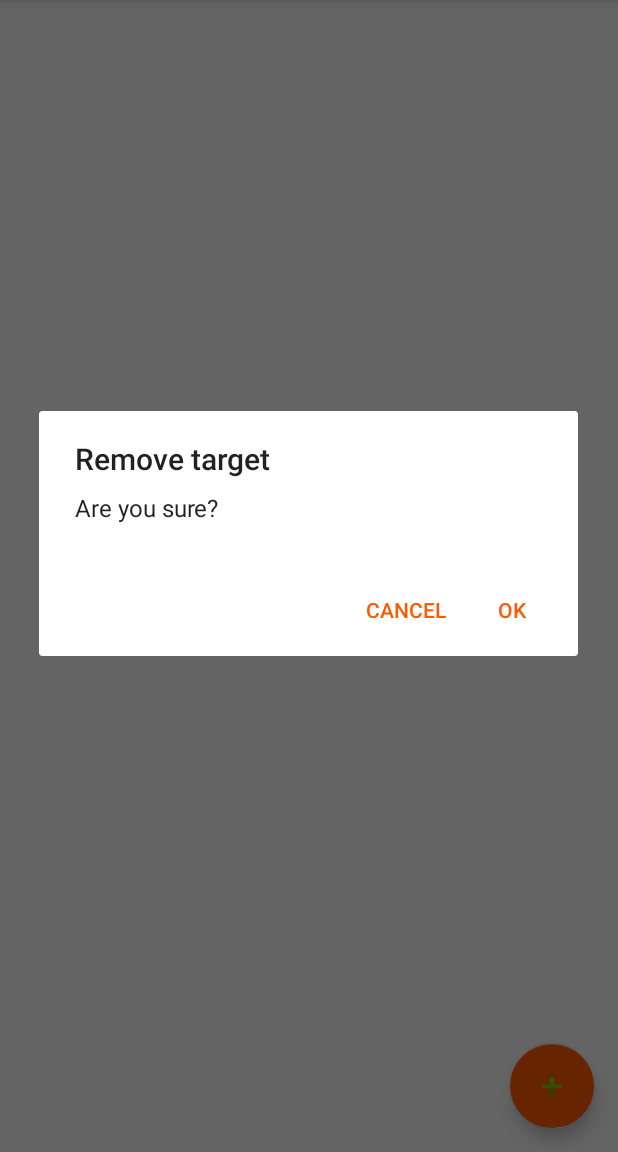
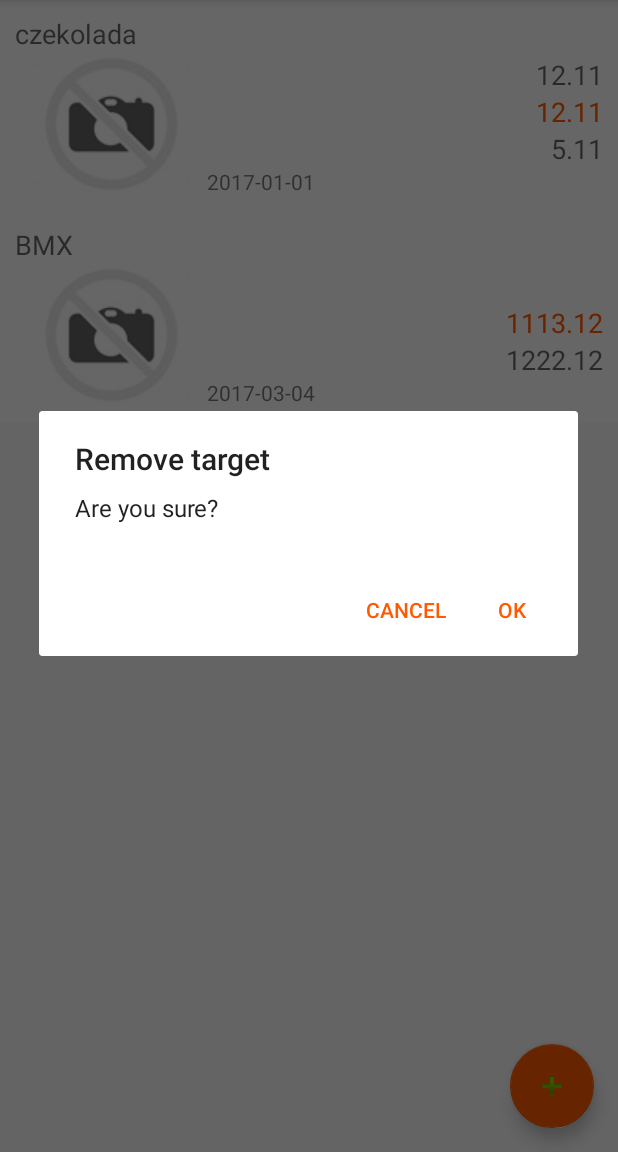
Before and after one commit to sebastiansokolowski/AuctionHunter---Allegro, an Android app: the screen it shows after launch (MainActivity), in the options menu, after a tap on "Remove", on a phone screen of 412 x 824 dp, the part 84-1236 px from its top. Run offline under Robolectric (Android 15) with nearby library versions, the phone set to English and light mode, and no system bars; our stand-ins replace Picasso; pictures from the network do not load.

Commit message:
Implement the main target list adapter. Add swipe item list to remove.

```diff
--- a/app/build.gradle
+++ b/app/build.gradle
@@ -43,6 +43,7 @@ dependencies {
     androidTestCompile('com.android.support.test.espresso:espresso-core:2.2.2', {
         exclude group: 'com.android.support', module: 'support-annotations'
     })
+    compile 'com.squareup.picasso:picasso:2.5.2'
     compile 'com.android.support:appcompat-v7:25.1.1'
     compile 'com.android.support:design:25.1.1'
     compile 'com.android.support.constraint:constraint-layout:1.0.0-beta5'
--- a/app/src/main/java/com/sebastian/sokolowski/auctionhunter/database/entity/Target.java
+++ b/app/src/main/java/com/sebastian/sokolowski/auctionhunter/database/entity/Target.java
@@ -1,4 +1,7 @@
 package com.sebastian.sokolowski.auctionhunter.database.entity;
+
+import java.util.ArrayList;
+import java.util.List;
 
 /**
  * Created by Sebastain Sokołowski on 23.02.17.
@@ -7,7 +10,15 @@ package com.sebastian.sokolowski.auctionhunter.database.entity;
 public class Target {
     private String drawerName;
     private Integer countAll;
-    private Integer countNow;
+    private List<TargetItem> targetItemList = new ArrayList<>();
+
+    public List<TargetItem> getTargetItemList() {
+        return targetItemList;
+    }
+
+    public void setTargetItemList(List<TargetItem> targetItemList) {
+        this.targetItemList = targetItemList;
+    }
 
     public String getDrawerName() {
         return drawerName;
@@ -26,10 +37,6 @@ public class Target {
     }
 
     public Integer getCountNow() {
-        return countNow;
-    }
-
-    public void setCountNow(Integer countNow) {
-        this.countNow = countNow;
+        return targetItemList.size();
     }
 }
--- /dev/null
+++ b/app/src/main/java/com/sebastian/sokolowski/auctionhunter/database/entity/TargetItem.java
@@ -0,0 +1,82 @@
+package com.sebastian.sokolowski.auctionhunter.database.entity;
+
+/**
+ * Created by Sebastian Sokołowski on 01.03.17.
+ */
+
+public class TargetItem {
+    public enum Offertype {BUY_NOW, AUCTION, BOTH}
+
+    private Offertype offertype;
+    private String url;
+    private String name;
+    private String imageUrl;
+    private String price;
+    private String priceFull;
+    private String priceBid;
+    private String when;
+
+    public Offertype getOffertype() {
+        return offertype;
+    }
+
+    public void setOffertype(Offertype offertype) {
+        this.offertype = offertype;
+    }
+
+    public String getUrl() {
+        return url;
+    }
+
+    public void setUrl(String url) {
+        this.url = url;
+    }
+
+    public String getName() {
+        return name;
+    }
+
+    public void setName(String name) {
+        this.name = name;
+    }
+
+    public String getImageUrl() {
+        return imageUrl;
+    }
+
+    public void setImageUrl(String imageUrl) {
+        this.imageUrl = imageUrl;
+    }
+
+    public String getPrice() {
+        return price;
+    }
+
+    public void setPrice(String price) {
+        this.price = price;
+    }
+
+    public String getPriceFull() {
+        return priceFull;
+    }
+
+    public void setPriceFull(String priceFull) {
+        this.priceFull = priceFull;
+    }
+
+    public String getPriceBid() {
+        return priceBid;
+    }
+
+    public void setPriceBid(String priceBid) {
+        this.priceBid = priceBid;
+    }
+
+    public String getWhen() {
+        return when;
+    }
+
+    public void setWhen(String when) {
+        this.when = when;
+    }
+}
--- a/app/src/main/java/com/sebastian/sokolowski/auctionhunter/main/MainActivity.java
+++ b/app/src/main/java/com/sebastian/sokolowski/auctionhunter/main/MainActivity.java
@@ -8,6 +8,8 @@ import android.support.v4.view.GravityCompat;
 import android.support.v4.widget.DrawerLayout;
 import android.support.v7.app.ActionBarDrawerToggle;
 import android.support.v7.app.AppCompatActivity;
+import android.support.v7.widget.LinearLayoutManager;
+import android.support.v7.widget.RecyclerView;
 import android.support.v7.widget.Toolbar;
 import android.view.Menu;
 import android.view.MenuItem;
@@ -16,12 +18,16 @@ import android.widget.ListView;
 
 import com.sebastian.sokolowski.auctionhunter.R;
 import com.sebastian.sokolowski.auctionhunter.database.entity.Target;
+import com.sebastian.sokolowski.auctionhunter.database.entity.TargetItem;
 import com.sebastian.sokolowski.auctionhunter.main.adapter.DrawerAdapter;
+import com.sebastian.sokolowski.auctionhunter.main.adapter.MainAdapter;
+import com.sebastian.sokolowski.auctionhunter.main.views.SliderRecyclerView;
 import com.sebastian.sokolowski.auctionhunter.newTarget.NewTargetActivity;
 import com.sebastian.sokolowski.auctionhunter.soap.request.SortOrderEnum;
 import com.sebastian.sokolowski.auctionhunter.soap.request.SortTypeEnum;
 import com.sebastian.sokolowski.auctionhunter.utils.DialogHelper;
 
+import java.util.ArrayList;
 import java.util.List;
 
 import static android.content.DialogInterface.BUTTON_NEGATIVE;
@@ -31,6 +37,7 @@ public class MainActivity extends AppCompatActivity implements MainContract.View
 
     private MainPresenter mMainPresenter;
     private ListView mDrawerList;
+    private SliderRecyclerView mTargetList;
 
     @Override
     protected void onCreate(Bundle savedInstanceState) {
@@ -46,6 +53,10 @@ public class MainActivity extends AppCompatActivity implements MainContract.View
                 mMainPresenter.addNewTarget();
             }
         });
+
+        mTargetList = (SliderRecyclerView) findViewById(R.id.rv_target_list);
+        mTargetList.setAdapter(new MainAdapter(this, new ArrayList<TargetItem>()));
+        mTargetList.setLayoutManager(new LinearLayoutManager(this));
 
         mDrawerList = (ListView) findViewById(R.id.left_drawer_lv);
         mDrawerList.setAdapter(new DrawerAdapter(this, mMainPresenter));
--- a/app/src/main/java/com/sebastian/sokolowski/auctionhunter/main/adapter/DrawerAdapter.java
+++ b/app/src/main/java/com/sebastian/sokolowski/auctionhunter/main/adapter/DrawerAdapter.java
@@ -28,15 +28,12 @@ public class DrawerAdapter extends BaseAdapter {
     {
         Target target1 = new Target();
         target1.setDrawerName("czekolada");
-        target1.setCountNow(1);
         target1.setCountAll(12);
         Target target2 = new Target();
         target2.setDrawerName("laptop");
-        target2.setCountNow(3);
         target2.setCountAll(41);
         Target target3 = new Target();
         target3.setDrawerName("samsung s6");
-        target3.setCountNow(11);
         target3.setCountAll(100);
 
         targetList.add(target1);
@@ -68,7 +65,7 @@ public class DrawerAdapter extends BaseAdapter {
     public View getView(int position, View convertView, ViewGroup parent) {
         if (convertView == null) {
             convertView = LayoutInflater.from(context).
-                    inflate(R.layout.drawer_target_list_item, parent, false);
+                    inflate(R.layout.list_drawer_target_item, parent, false);
         }
         Target currentItem = getItem(position);
 
--- a/app/src/main/java/com/sebastian/sokolowski/auctionhunter/main/adapter/MainAdapter.java
+++ b/app/src/main/java/com/sebastian/sokolowski/auctionhunter/main/adapter/MainAdapter.java
@@ -1,81 +1,122 @@
 package com.sebastian.sokolowski.auctionhunter.main.adapter;
 
 import android.content.Context;
+import android.support.v7.widget.RecyclerView;
 import android.view.LayoutInflater;
 import android.view.View;
 import android.view.ViewGroup;
-import android.widget.BaseAdapter;
+import android.widget.ImageView;
 import android.widget.TextView;
 
 import com.sebastian.sokolowski.auctionhunter.R;
-import com.sebastian.sokolowski.auctionhunter.database.entity.Target;
+import com.sebastian.sokolowski.auctionhunter.database.entity.TargetItem;
+import com.squareup.picasso.Picasso;
 
-import java.util.ArrayList;
 import java.util.List;
 
 /**
  * Created by Sebastain Sokołowski on 21.02.17.
  */
 
-public class MainAdapter extends BaseAdapter {
+public class MainAdapter extends RecyclerView.Adapter<MainAdapter.TargetViewHolder> {
+    private final Context context;
+    private final List<TargetItem> targetItems;
 
-    private List<Target> targetList = new ArrayList<>();
-    private Context context;
+    public MainAdapter(Context context, List<TargetItem> targetItems) {
+        this.context = context;
+        this.targetItems = targetItems;
 
-    {
-        Target target1 = new Target();
-        target1.setDrawerName("czekolada");
-        target1.setCountNow(1);
-        target1.setCountAll(12);
-        Target target2 = new Target();
-        target2.setDrawerName("laptop");
-        target2.setCountNow(3);
-        target2.setCountAll(41);
-        Target target3 = new Target();
-        target3.setDrawerName("samsung s6");
-        target3.setCountNow(11);
-        target3.setCountAll(100);
-
-        targetList.add(target1);
-        targetList.add(target2);
-        targetList.add(target3);
+        addValues();
     }
 
-    public MainAdapter(Context context) {
-        this.context = context;
+    private void addValues() {
+        TargetItem targetItem = new TargetItem();
+        targetItem.setName("czekolada");
+        targetItem.setOffertype(TargetItem.Offertype.BOTH);
+        targetItem.setPrice("12.11");
+        targetItem.setPriceBid("1.11");
+        targetItem.setPriceFull("5.11");
+        targetItem.setWhen("2017-01-01");
+
+        TargetItem targetItem2 = new TargetItem();
+        targetItem2.setName("BMX");
+        targetItem2.setOffertype(TargetItem.Offertype.BUY_NOW);
+        targetItem2.setPrice("1113.12");
+        targetItem2.setPriceFull("1222.12");
+        targetItem2.setWhen("2017-03-04");
+
+        targetItems.add(targetItem);
+        targetItems.add(targetItem2);
+
+        notifyDataSetChanged();
     }
 
     @Override
-    public int getCount() {
-        return targetList.size();
+    public TargetViewHolder onCreateViewHolder(ViewGroup parent,
+                                               int viewType) {
+        View v = LayoutInflater.from(parent.getContext())
+                .inflate(R.layout.list_target_item, parent, false);
+        TargetViewHolder vh = new TargetViewHolder(v);
+        return vh;
     }
 
     @Override
-    public Target getItem(int position) {
-        return targetList.get(position);
+    public void onBindViewHolder(TargetViewHolder holder, int position) {
+        TargetItem item = targetItems.get(position);
+
+        holder.name.setText(item.getName());
+        holder.when.setText(item.getWhen());
+        holder.priceFull.setText(item.getPriceFull());
+
+        if (item.getOffertype() == TargetItem.Offertype.BOTH ||
+                item.getOffertype() == TargetItem.Offertype.BUY_NOW) {
+            holder.price.setVisibility(View.VISIBLE);
+            holder.price.setText(item.getPrice());
+        }
+
+        if (item.getOffertype() == TargetItem.Offertype.BOTH ||
+                item.getOffertype() == TargetItem.Offertype.AUCTION) {
+            holder.priceBid.setVisibility(View.VISIBLE);
+            holder.priceBid.setText(item.getPrice());
+        }
+
+        if (item.getImageUrl() != null && !item.getImageUrl().isEmpty()) {
+            Picasso.with(context).load(item.getImageUrl()).into(holder.mItemImage);
+        }
     }
 
     @Override
-    public long getItemId(int position) {
-        return position;
+    public int getItemCount() {
+        return targetItems.size();
     }
 
-    @Override
-    public View getView(int position, View convertView, ViewGroup parent) {
-        if (convertView == null) {
-            convertView = LayoutInflater.from(context).
-                    inflate(R.layout.drawer_target_list_item, parent, false);
+    public void onItemDismiss(int position) {
+        targetItems.remove(position);
+        notifyItemRemoved(position);
+    }
+
+    public static class TargetViewHolder extends RecyclerView.ViewHolder {
+        public View background;
+        public View container;
+
+        public TextView name;
+        public TextView when;
+        public TextView priceFull;
+        public TextView price;
+        public TextView priceBid;
+        public ImageView mItemImage;
+
+        public TargetViewHolder(View view) {
+            super(view);
+            background = view.findViewById(R.id.background);
+            container = view.findViewById(R.id.container);
+
+            name = (TextView) view.findViewById(R.id.tv_item_name);
+            when = (TextView) view.findViewById(R.id.tv_item_when);
+            priceFull = (TextView) view.findViewById(R.id.tv_item_price_full);
+            price = (TextView) view.findViewById(R.id.tv_item_price);
+            priceBid = (TextView) view.findViewById(R.id.tv_item_price_bid);
+            mItemImage = (ImageView) view.findViewById(R.id.iv_item_image);
         }
-        Target currentItem = getItem(position);
-
-        TextView targetNameTv = (TextView)
-                convertView.findViewById(R.id.target_name_tv);
-        TextView targetCountTv = (TextView)
-                convertView.findViewById(R.id.target_counter_tv);
-
-        targetNameTv.setText(currentItem.getDrawerName());
-        targetCountTv.setText(currentItem.getCountNow() + "/" + currentItem.getCountAll());
-
-        return convertView;
     }
 }
--- /dev/null
+++ b/app/src/main/java/com/sebastian/sokolowski/auctionhunter/main/views/SliderRecyclerView.java
@@ -0,0 +1,81 @@
+package com.sebastian.sokolowski.auctionhunter.main.views;
+
+import android.content.Context;
+import android.graphics.Canvas;
+import android.support.annotation.Nullable;
+import android.support.v7.widget.RecyclerView;
+import android.support.v7.widget.helper.ItemTouchHelper;
+import android.util.AttributeSet;
+import android.util.Log;
+
+import com.sebastian.sokolowski.auctionhunter.main.adapter.MainAdapter;
+
+/**
+ * Created by Sebastian Sokołowski on 02.03.17.
+ */
+
+public class SliderRecyclerView extends RecyclerView {
+    private static final String TAG = SliderRecyclerView.class.getSimpleName();
+
+    public SliderRecyclerView(Context context) {
+        super(context);
+        initSwipe();
+    }
+
+    public SliderRecyclerView(Context context, @Nullable AttributeSet attrs) {
+        super(context, attrs);
+        initSwipe();
+    }
+
+    public SliderRecyclerView(Context context, @Nullable AttributeSet attrs, int defStyle) {
+        super(context, attrs, defStyle);
+        initSwipe();
+    }
+
+    private void initSwipe() {
+        ItemTouchHelper.Callback simpleCallback = new ItemTouchHelper.Callback() {
+
+            @Override
+            public boolean isItemViewSwipeEnabled() {
+                return true;
+            }
+
+            @Override
+            public int getMovementFlags(RecyclerView recyclerView, ViewHolder viewHolder) {
+                int dragFlags = ItemTouchHelper.UP | ItemTouchHelper.DOWN;
+                int swipeFlags = ItemTouchHelper.START | ItemTouchHelper.END;
+                return makeMovementFlags(dragFlags, swipeFlags);
+            }
+
+            @Override
+            public boolean onMove(RecyclerView recyclerView, ViewHolder viewHolder, ViewHolder target) {
+                return false;
+            }
+
+            @Override
+            public void onSwiped(ViewHolder viewHolder, int direction) {
+                if(getAdapter() != null){
+                    MainAdapter mainAdapter = (MainAdapter) getAdapter();
+                    mainAdapter.onItemDismiss(viewHolder.getAdapterPosition());
+                }
+            }
+
+            @Override
+            public void onChildDraw(Canvas c, RecyclerView recyclerView,
+                                    RecyclerView.ViewHolder viewHolder, float dX, float dY,
+                                    int actionState, boolean isCurrentlyActive) {
+
+                if (actionState == ItemTouchHelper.ACTION_STATE_SWIPE) {
+                    ((MainAdapter.TargetViewHolder) viewHolder).container.setTranslationX(dX);
+
+                } else {
+                    super.onChildDraw(c, recyclerView, viewHolder, dX, dY,
+                            actionState, isCurrentlyActive);
+                }
+            }
+        };
+
+        ItemTouchHelper itemTouchHelper = new ItemTouchHelper(simpleCallback);
+        itemTouchHelper.attachToRecyclerView(this);
+    }
+}
--- a/app/src/main/res/layout/content_main.xml
+++ b/app/src/main/res/layout/content_main.xml
@@ -8,13 +8,11 @@
     tools:context="com.sebastian.sokolowski.auctionhunter.main.MainActivity"
     tools:showIn="@layout/app_bar_main">
 
-    <TextView
-        android:layout_width="wrap_content"
+    <com.sebastian.sokolowski.auctionhunter.main.views.SliderRecyclerView
+        android:id="@+id/rv_target_list"
+        android:layout_width="0dp"
         android:layout_height="wrap_content"
-        android:text="Hello World!"
-        app:layout_constraintBottom_toBottomOf="parent"
-        app:layout_constraintLeft_toLeftOf="parent"
-        app:layout_constraintRight_toRightOf="parent"
-        app:layout_constraintTop_toTopOf="parent" />
+        app:layout_constraintEnd_toEndOf="parent"
+        app:layout_constraintStart_toStartOf="parent" />
 
 </android.support.constraint.ConstraintLayout>
--- a/app/src/main/res/layout/target_list_item.xml
+++ b/app/src/main/res/layout/list_target_item.xml
@@ -1,18 +1,28 @@
 <?xml version="1.0" encoding="utf-8"?>
 <RelativeLayout xmlns:android="http://schemas.android.com/apk/res/android"
-    android:layout_width="fill_parent"
-    android:layout_height="fill_parent"
+    android:layout_width="match_parent"
+    android:layout_height="wrap_content"
     android:background="@color/list_selected"
     android:gravity="top"
-    android:orientation="vertical" >
+    android:orientation="vertical">
+
+    <ImageView
+        android:id="@+id/background"
+        android:layout_width="match_parent"
+        android:layout_height="wrap_content"
+        android:layout_alignBottom="@+id/container"
+        android:layout_alignLeft="@+id/container"
+        android:layout_alignParentRight="@+id/container"
+        android:layout_alignTop="@+id/container"
+        android:background="@android:color/holo_red_dark" />
 
     <LinearLayout
+        android:id="@+id/container"
         android:layout_width="match_parent"
-        android:layout_height="match_parent"
-        android:layout_alignParentLeft="true"
-        android:layout_alignParentTop="true"
-        android:layout_margin="10dp"
-        android:orientation="vertical" >
+        android:layout_height="wrap_content"
+        android:background="@color/white"
+        android:orientation="vertical"
+        android:padding="10dp">
 
         <TextView
             android:id="@+id/tv_item_name"
@@ -25,7 +35,7 @@
         <LinearLayout
             android:layout_width="wrap_content"
             android:layout_height="wrap_content"
-            android:layout_gravity="top" >
+            android:layout_gravity="top">
 
             <ImageView
                 android:id="@+id/iv_item_image"
@@ -35,7 +45,7 @@
 
             <RelativeLayout
                 android:layout_width="wrap_content"
-                android:layout_height="match_parent" >
+                android:layout_height="match_parent">
 
                 <TextView
                     android:id="@+id/tv_item_when"
@@ -62,7 +72,8 @@
                     android:layout_alignParentRight="true"
                     android:text="@string/item_cena_kupteraz"
                     android:textAppearance="?android:attr/textAppearanceMedium"
-                    android:textColor="#ff5a00" />
+                    android:textColor="#ff5a00"
+                    android:visibility="gone" />
 
                 <TextView
                     android:id="@+id/tv_item_price_bid"
@@ -70,7 +81,8 @@
                     android:layout_height="wrap_content"
                     android:layout_above="@+id/tv_item_price"
                     android:layout_alignParentRight="true"
-                    android:textAppearance="?android:attr/textAppearanceMedium" />
+                    android:textAppearance="?android:attr/textAppearanceMedium"
+                    android:visibility="gone" />
             </RelativeLayout>
         </LinearLayout>
     </LinearLayout>
```
Also changed, not shown: app/src/main/res/layout/list_drawer_target_item.xml (renamed from app/src/main/res/layout/drawer_target_list_item.xml).
